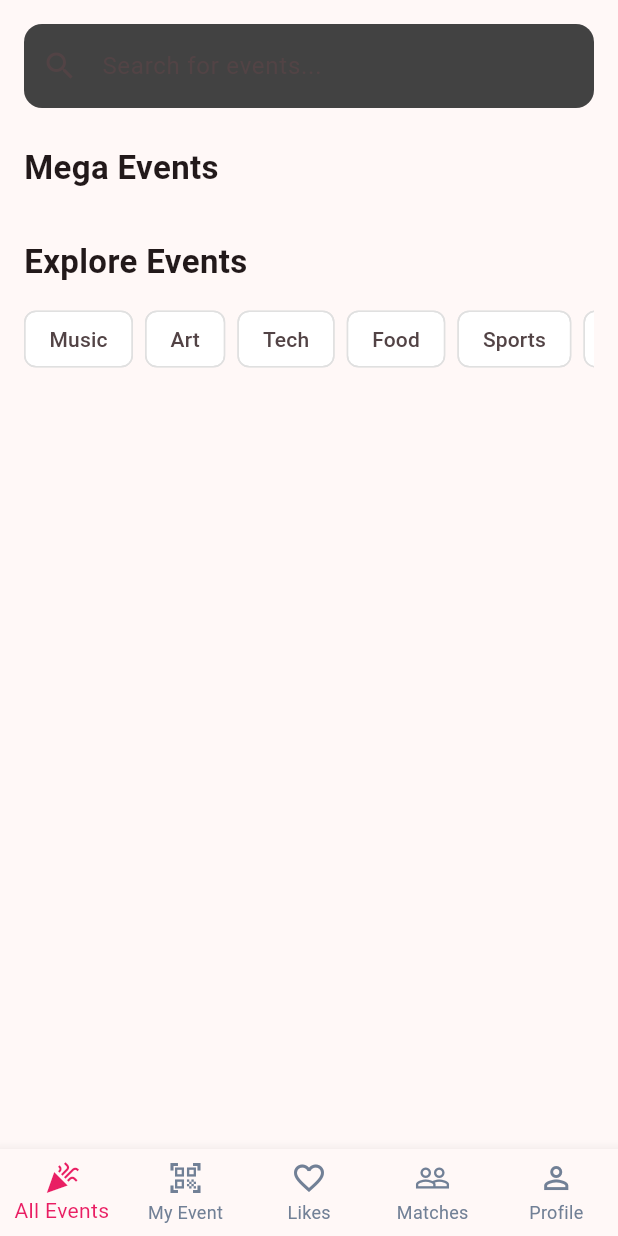
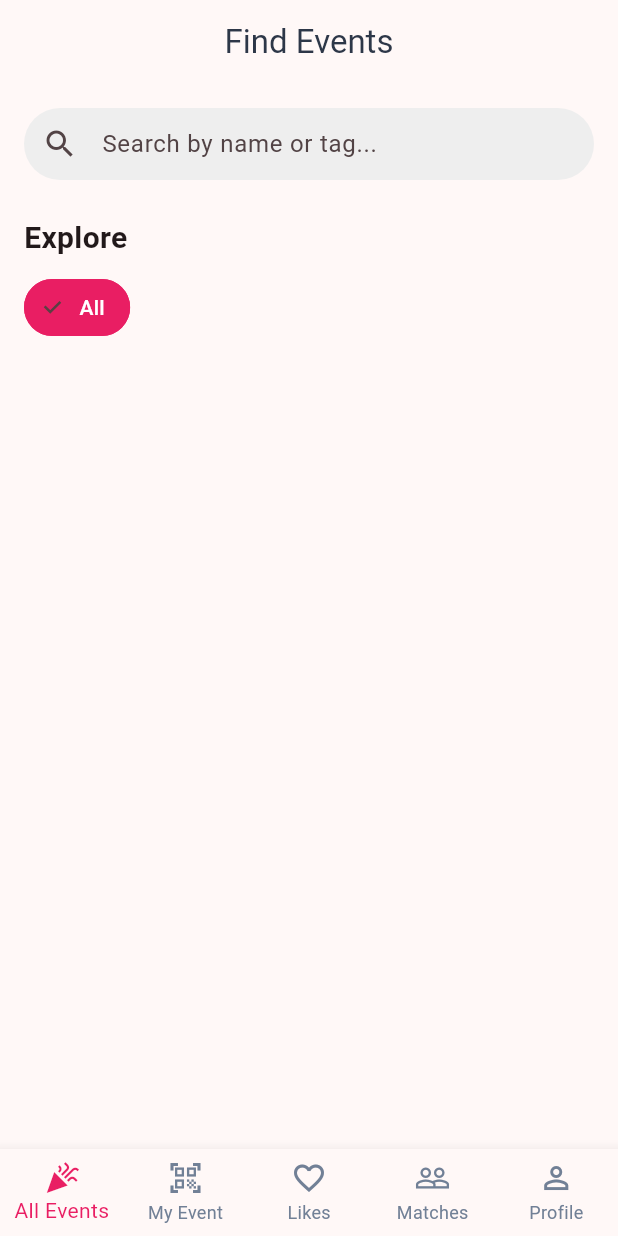
Before and after one commit to Devanshv17/EvelLink, a Flutter app: the screen it shows once a user with an empty profile is signed in, on a phone screen of 412 x 824 dp. Run offline on Flutter 3.47's test engine with Material 3 defaults, Android fonts, the phone set to English and light mode, and no system bars; our stand-ins replace cached_network_image, cloud_firestore, firebase_auth, firebase_core, flutter_cache_manager, google_sign_in and 2 more; missing offline and left inert: qr_code_scanner_plus; accounts and stored records are empty.

Commit message:
latest by 15 oct

```diff
--- a/lib/models/event_model.dart
+++ b/lib/models/event_model.dart
@@ -11,6 +11,8 @@ class EventModel {
   final List<String> activeUsers;
   final DateTime createdAt;
   final String? imageUrl;
+  final List<String> tags;
+  final bool isMegaEvent; // New field to identify mega events
 
   EventModel({
     required this.eventId,
@@ -23,6 +25,8 @@ class EventModel {
     required this.activeUsers,
     required this.createdAt,
     this.imageUrl,
+    this.tags = const [],
+    this.isMegaEvent = false, // Default to false
   });
 
   bool get isActive {
@@ -46,6 +50,8 @@ class EventModel {
       'activeUsers': activeUsers,
       'createdAt': Timestamp.fromDate(createdAt),
       'imageUrl': imageUrl,
+      'tags': tags,
+      'isMegaEvent': isMegaEvent,
     };
   }
 
@@ -55,38 +61,14 @@ class EventModel {
       name: map['name'] ?? '',
       description: map['description'] ?? '',
       startTime: (map['startTime'] as Timestamp?)?.toDate() ?? DateTime.now(),
-      endTime: (map['endTime'] as Timestamp?)?.toDate() ?? DateTime.now().add(Duration(hours: 4)),
+      endTime: (map['endTime'] as Timestamp?)?.toDate() ?? DateTime.now().add(const Duration(hours: 4)),
       location: map['location'] ?? '',
       qrData: map['qrData'] ?? '',
       activeUsers: List<String>.from(map['activeUsers'] ?? []),
       createdAt: (map['createdAt'] as Timestamp?)?.toDate() ?? DateTime.now(),
       imageUrl: map['imageUrl'],
-    );
-  }
-
-  EventModel copyWith({
-    String? eventId,
-    String? name,
-    String? description,
-    DateTime? startTime,
-    DateTime? endTime,
-    String? location,
-    String? qrData,
-    List<String>? activeUsers,
-    DateTime? createdAt,
-    String? imageUrl,
-  }) {
-    return EventModel(
-      eventId: eventId ?? this.eventId,
-      name: name ?? this.name,
-      description: description ?? this.description,
-      startTime: startTime ?? this.startTime,
-      endTime: endTime ?? this.endTime,
-      location: location ?? this.location,
-      qrData: qrData ?? this.qrData,
-      activeUsers: activeUsers ?? this.activeUsers,
-      createdAt: createdAt ?? this.createdAt,
-      imageUrl: imageUrl ?? this.imageUrl,
+      tags: List<String>.from(map['tags'] ?? []),
+      isMegaEvent: map['isMegaEvent'] ?? false,
     );
   }
 }
--- a/lib/providers/all_events_provider.dart
+++ b/lib/providers/all_events_provider.dart
@@ -10,10 +10,35 @@ class AllEventsProvider with ChangeNotifier {
   List<EventModel> _allEvents = [];
   bool _isLoading = false;
   String? _error;
+  String _searchQuery = '';
+  String? _selectedTag;
 
   List<EventModel> get allEvents => _allEvents;
   bool get isLoading => _isLoading;
   String? get error => _error;
+  String? get selectedTag => _selectedTag;
+
+  List<EventModel> get filteredEvents {
+    List<EventModel> events = _allEvents;
+
+    if (_searchQuery.isNotEmpty) {
+      events = events.where((event) {
+        final query = _searchQuery.toLowerCase();
+        return event.name.toLowerCase().contains(query) ||
+            event.tags.any((tag) => tag.toLowerCase().contains(query));
+      }).toList();
+    }
+
+    if (_selectedTag != null) {
+      events = events.where((event) => event.tags.contains(_selectedTag)).toList();
+    }
+
+    return events;
+  }
+
+  Set<String> get uniqueTags {
+    return _allEvents.expand((event) => event.tags).toSet();
+  }
 
   void _setLoading(bool loading) {
     _isLoading = loading;
@@ -41,6 +66,16 @@ class AllEventsProvider with ChangeNotifier {
     );
   }
 
+  void updateSearchQuery(String query) {
+    _searchQuery = query;
+    notifyListeners();
+  }
+
+  void selectTag(String? tag) {
+    _selectedTag = tag;
+    notifyListeners();
+  }
+
   void stopListening() {
     _eventsSubscription?.cancel();
   }
--- a/lib/screens/events/all_events_screen.dart
+++ b/lib/screens/events/all_events_screen.dart
@@ -1,10 +1,10 @@
-import 'package:evelink/models/event_model.dart';
 import 'package:evelink/providers/all_events_provider.dart';
-import 'package:evelink/screens/events/event_detail_screen.dart';
-import 'package:evelink/utils/app_constants.dart';
-import 'package:evelink/widgets/event_card.dart';
 import 'package:flutter/material.dart';
 import 'package:provider/provider.dart';
+import '../../utils/utils.dart';
+import '../../widgets/widgets.dart';
+import 'event_detail_screen.dart';
+import '../../models/models.dart';
 
 class AllEventsScreen extends StatefulWidget {
   const AllEventsScreen({super.key});
@@ -14,155 +14,147 @@ class AllEventsScreen extends StatefulWidget {
 }
 
 class _AllEventsScreenState extends State<AllEventsScreen> {
+  final _searchController = TextEditingController();
+
   @override
   void initState() {
     super.initState();
     WidgetsBinding.instance.addPostFrameCallback((_) {
-      Provider.of<AllEventsProvider>(context, listen: false).listenToAllEvents();
+      final provider = Provider.of<AllEventsProvider>(context, listen: false);
+      // Use the new stream-based method
+      provider.listenToAllEvents();
+      // Add listener to update provider on search query change
+      _searchController.addListener(() {
+        provider.updateSearchQuery(_searchController.text);
+      });
     });
   }
 
   @override
   void dispose() {
-    Provider.of<AllEventsProvider>(context, listen: false).stopListening();
+    _searchController.dispose();
+    // The provider's dispose method is called automatically.
+    // The incorrect call to stopListening() has been removed.
     super.dispose();
   }
 
   @override
   Widget build(BuildContext context) {
     return Scaffold(
-      body: SafeArea(
-        child: CustomScrollView(
-          slivers: [
-            SliverToBoxAdapter(
-              child: Padding(
-                padding: const EdgeInsets.all(16.0),
-                child: Column(
-                  crossAxisAlignment: CrossAxisAlignment.start,
+      appBar: AppBar(
+        title: const Text('Find Events'),
+        centerTitle: true,
+        elevation: 0,
+        backgroundColor: Theme.of(context).scaffoldBackgroundColor,
+        foregroundColor: AppConstants.textPrimary,
+      ),
+      body: Consumer<AllEventsProvider>(
+        builder: (context, provider, child) {
+          if (provider.isLoading && provider.allEvents.isEmpty) {
+            return const Center(child: CircularProgressIndicator());
+          }
+
+          if (provider.error != null) {
+            return Center(child: Text('An error occurred: ${provider.error}'));
+          }
+
+          final filteredEvents = provider.filteredEvents;
+          final megaEvents = filteredEvents.where((e) => e.isMegaEvent).toList();
+          final otherEvents = filteredEvents.where((e) => !e.isMegaEvent).toList();
+
+          return RefreshIndicator(
+            onRefresh: () async => provider.listenToAllEvents(),
+            child: ListView(
+              padding: const EdgeInsets.symmetric(vertical: 16.0),
               children: [
-                    _buildSearchBar(),
-                    const SizedBox(height: 24),
-                    const Text('Mega Events', style: TextStyle(fontSize: 22, fontWeight: FontWeight.bold)),
-                  ],
+                // Search Bar
+                Padding(
+                  padding: const EdgeInsets.symmetric(horizontal: 16.0),
+                  child: TextField(
+                    controller: _searchController,
+                    decoration: InputDecoration(
+                      hintText: 'Search by name or tag...',
+                      prefixIcon: const Icon(Icons.search),
+                      border: OutlineInputBorder(
+                        borderRadius: BorderRadius.circular(30.0),
+                        borderSide: BorderSide.none,
+                      ),
+                      filled: true,
+                      fillColor: Colors.grey[200],
+                      contentPadding: EdgeInsets.zero,
                     ),
                   ),
                 ),
-            SliverToBoxAdapter(
-              child: _buildMegaEventsCarousel(),
-            ),
-            SliverToBoxAdapter(
-              child: Padding(
-                padding: const EdgeInsets.all(16.0),
-                child: Column(
-                  crossAxisAlignment: CrossAxisAlignment.start,
-                  children: [
-                    const Text('Explore Events', style: TextStyle(fontSize: 22, fontWeight: FontWeight.bold)),
-                    const SizedBox(height: 16),
-                    _buildFilterChips(),
-                  ],
-                ),
-              ),
-            ),
-            _buildHorizontalEventList(),
-          ],
-        ),
-      ),
-    );
-  }
+                const SizedBox(height: 24),
 
-  Widget _buildSearchBar() {
-    return TextField(
-      decoration: InputDecoration(
-        hintText: 'Search for events...',
-        prefixIcon: const Icon(Icons.search),
-        border: OutlineInputBorder(
-          borderRadius: BorderRadius.circular(AppConstants.borderRadius),
-          borderSide: BorderSide.none,
-        ),
-        filled: true,
-        fillColor: Theme.of(context).scaffoldBackgroundColor == Colors.white ? Colors.grey[200] : Colors.grey[800],
-      ),
-    );
-  }
-
-  Widget _buildMegaEventsCarousel() {
-    return Consumer<AllEventsProvider>(
-      builder: (context, provider, child) {
-        if (provider.isLoading && provider.allEvents.isEmpty) {
-          return const SizedBox(height: 200, child: Center(child: CircularProgressIndicator()));
-        }
-        final megaEvents = provider.allEvents.take(3).toList();
-        if (megaEvents.isEmpty) {
-          return const SizedBox.shrink();
-        }
-        return SizedBox(
+                // Mega Events Carousel
+                if (megaEvents.isNotEmpty) ...[
+                  _buildSectionHeader('Mega Events'),
+                  SizedBox(
                     height: MediaQuery.of(context).size.height * 0.3,
                     child: PageView.builder(
+                      controller: PageController(viewportFraction: 0.85),
                       itemCount: megaEvents.length,
                       itemBuilder: (context, index) {
+                        final event = megaEvents[index];
                         return Padding(
-                padding: const EdgeInsets.symmetric(horizontal: 16.0),
+                          padding: const EdgeInsets.symmetric(horizontal: 8.0),
                           child: EventCard(
-                  event: megaEvents[index],
+                            event: event,
                             isLarge: true,
-                  onTap: () => _navigateToEventDetail(megaEvents[index]),
+                            onTap: () => _navigateToEventDetail(event),
                           ),
                         );
                       },
                     ),
-        );
-      },
-    );
-  }
+                  ),
+                  const SizedBox(height: 24),
+                ],
 
-  Widget _buildFilterChips() {
-    final filters = ['Music', 'Art', 'Tech', 'Food', 'Sports', 'Conference'];
-    return SizedBox(
+                // Filter Chips
+                _buildSectionHeader('Explore'),
+                SizedBox(
                   height: 40,
-      child: ListView.separated(
-        scrollDirection: Axis.horizontal,
-        itemCount: filters.length,
-        itemBuilder: (context, index) {
-          return Chip(
-            label: Text(filters[index]),
-            backgroundColor: Colors.white,
-            side: BorderSide(color: Colors.grey[300]!),
-          );
-        },
-        separatorBuilder: (context, index) => const SizedBox(width: 8),
-      ),
-    );
-  }
-
-  Widget _buildHorizontalEventList() {
-    return SliverToBoxAdapter(
-      child: Consumer<AllEventsProvider>(
-        builder: (context, provider, child) {
-          if (provider.isLoading && provider.allEvents.isEmpty) {
-            return const SizedBox.shrink();
-          }
-          final otherEvents = provider.allEvents.skip(3).toList();
-          if (otherEvents.isEmpty) {
-            return const SizedBox.shrink();
-          }
-          return SizedBox(
-            height: 220,
-            child: ListView.builder(
+                  child: ListView(
                     scrollDirection: Axis.horizontal,
                     padding: const EdgeInsets.symmetric(horizontal: 16.0),
-              itemCount: otherEvents.length,
-              itemBuilder: (context, index) {
-                return SizedBox(
-                  width: 160,
-                  child: Padding(
-                    padding: const EdgeInsets.only(right: 12.0),
-                    child: EventCard(
-                      event: otherEvents[index],
-                      onTap: () => _navigateToEventDetail(otherEvents[index]),
+                    children: [
+                      _buildFilterChip(context, 'All', provider.selectedTag == null),
+                      ...provider.uniqueTags.map((tag) => _buildFilterChip(context, tag, provider.selectedTag == tag)),
+                    ],
                   ),
                 ),
-                );
-              },
+                const SizedBox(height: 24),
+
+                // Other Events List
+                if (otherEvents.isNotEmpty) ...[
+                  _buildSectionHeader('Explore Events'),
+                  Padding(
+                    padding: const EdgeInsets.symmetric(horizontal: 16.0),
+                    child: Column(
+                      children: otherEvents.map((event) => Padding(
+                        padding: const EdgeInsets.only(bottom: 12.0),
+                        child: SizedBox(
+                          height: 120, // Reduced height
+                          child: EventCard(
+                              event: event,
+                              isLarge: false,
+                              onTap: () => _navigateToEventDetail(event)
+                          ),
+                        ),
+                      )).toList(),
+                    ),
+                  ),
+                ],
+
+                if (filteredEvents.isEmpty && provider.allEvents.isNotEmpty)
+                  const Center(
+                    child: Padding(
+                      padding: EdgeInsets.all(32.0),
+                      child: Text("No events match your search or filter."),
+                    ),
+                  )
+              ],
             ),
           );
         },
@@ -170,8 +162,42 @@ class _AllEventsScreenState extends State<AllEventsScreen> {
     );
   }
 
+  Widget _buildFilterChip(BuildContext context, String label, bool isSelected) {
+    final provider = Provider.of<AllEventsProvider>(context, listen: false);
+    return Padding(
+      padding: const EdgeInsets.only(right: 8.0),
+      child: ChoiceChip(
+        label: Text(label),
+        selected: isSelected,
+        onSelected: (selected) {
+          provider.selectTag(label == 'All' ? null : label);
+        },
+        selectedColor: AppConstants.primaryColor,
+        labelStyle: TextStyle(
+          color: isSelected ? Colors.white : AppConstants.textPrimary,
+        ),
+        backgroundColor: Colors.white,
+        shape: RoundedRectangleBorder(
+          borderRadius: BorderRadius.circular(20),
+          side: BorderSide(color: isSelected ? AppConstants.primaryColor : Colors.grey.shade300),
+        ),
+      ),
+    );
+  }
+
+  Padding _buildSectionHeader(String title) {
+    return Padding(
+      padding: const EdgeInsets.fromLTRB(16.0, 0, 16.0, 12.0),
+      child: Text(
+        title,
+        style: const TextStyle(fontSize: 20, fontWeight: FontWeight.bold),
+      ),
+    );
+  }
+
   void _navigateToEventDetail(EventModel event) {
-    Navigator.of(context).push(
+    Navigator.push(
+      context,
       MaterialPageRoute(
         builder: (context) => EventDetailScreen(event: event),
       ),
--- a/lib/widgets/widgets.dart
+++ b/lib/widgets/widgets.dart
@@ -2,3 +2,4 @@ export 'user_card.dart';
 export 'interest_chip.dart';
 export 'user_detail_bottom_sheet.dart';
 export 'private_network_image.dart';
+export 'event_card.dart';
```
Also changed, not shown: pubspec.lock, 1 other file. Lines whose indentation alone changed are shown as unchanged.
